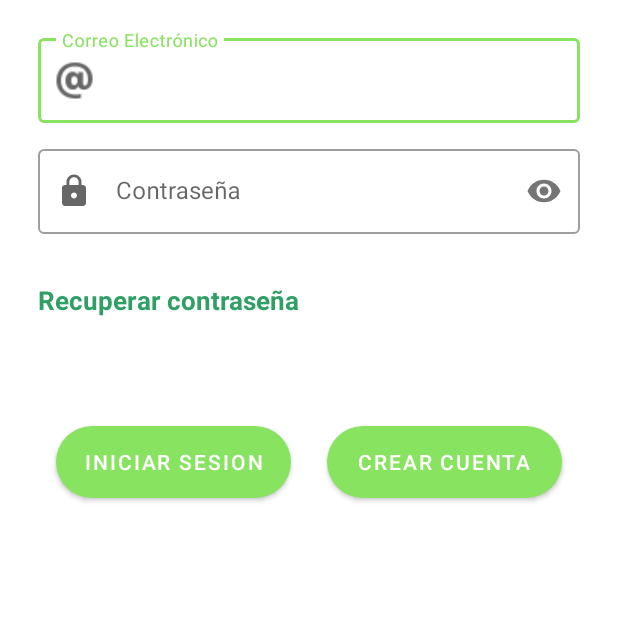
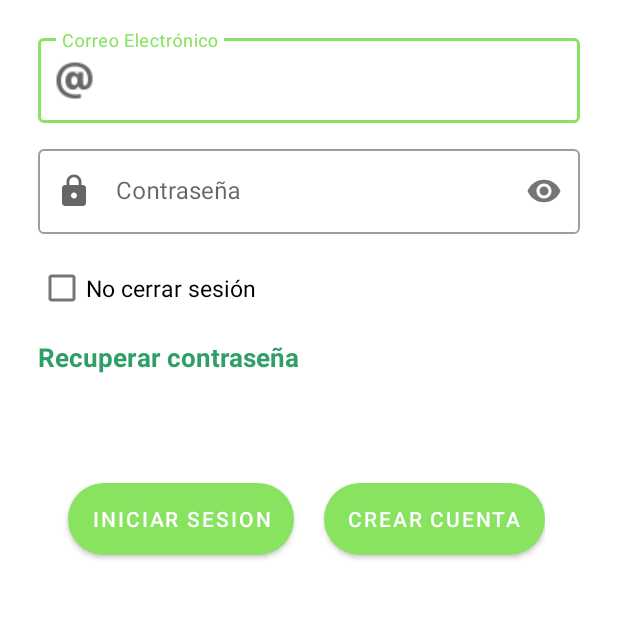
Before and after one commit to hunterlh4/CompraAgro_v2, an Android app: the screen it shows after launch (LoginActivity), on a phone screen of 412 x 824 dp, the part 341-960 px from its top. Run offline under Robolectric (Android 15) with nearby library versions, the phone set to English and light mode, and no system bars; our stand-ins replace Firebase (no records; nobody signed in at launch, a user with empty details on screens opened directly).

Commit message:
Login pasa datos

```diff
--- a/app/build.gradle
+++ b/app/build.gradle
@@ -45,6 +45,7 @@ dependencies {
     implementation 'com.google.firebase:firebase-database:19.6.0'
     implementation 'com.google.firebase:firebase-auth:20.0.4'
     implementation 'com.google.android.gms:play-services-maps:17.0.0'
+    implementation 'com.google.firebase:firebase-storage:19.2.2'
     testImplementation 'junit:junit:4.+'
     androidTestImplementation 'androidx.test.ext:junit:1.1.2'
     androidTestImplementation 'androidx.test.espresso:espresso-core:3.3.0'
--- a/app/src/main/java/com/example/compraagro/LoginActivity.java
+++ b/app/src/main/java/com/example/compraagro/LoginActivity.java
@@ -17,11 +17,13 @@ import com.google.android.gms.tasks.Task;
 import com.google.android.material.textfield.TextInputLayout;
 import com.google.firebase.auth.AuthResult;
 import com.google.firebase.auth.FirebaseAuth;
+import com.google.firebase.auth.FirebaseUser;
+import com.google.firebase.database.DatabaseReference;
 
 public class LoginActivity extends AppCompatActivity {
 
+    FirebaseAuth auth;
 
-    FirebaseAuth auth;
 
     @Override
     protected void onCreate(Bundle savedInstanceState) {
@@ -50,7 +52,6 @@ public class LoginActivity extends AppCompatActivity {
 
                 } else {
 
-
                     auth.signInWithEmailAndPassword(txt_email, txt_password)
                             .addOnCompleteListener(new OnCompleteListener<AuthResult>() {
                                 @Override
@@ -65,6 +66,7 @@ public class LoginActivity extends AppCompatActivity {
                                     }
                                 }
                             });
+
 
 
                 }
--- a/app/src/main/java/com/example/compraagro/MainActivity.java
+++ b/app/src/main/java/com/example/compraagro/MainActivity.java
@@ -51,7 +51,7 @@ public class MainActivity extends AppCompatActivity {
             @Override
             public void onClick(View v) {
                 FirebaseAuth.getInstance().signOut();
-                startActivity(new Intent(getApplicationContext() ,LoginActivity.class));
+                startActivity(new Intent(getApplicationContext() ,LoginActivity.class).setFlags(Intent.FLAG_ACTIVITY_CLEAR_TOP));
                 Toast.makeText(getApplicationContext(),"Sesion cerrada",Toast.LENGTH_LONG).show();
             }
         });
--- a/app/src/main/java/com/example/compraagro/RestorePasswordActivity.java
+++ b/app/src/main/java/com/example/compraagro/RestorePasswordActivity.java
@@ -55,5 +55,7 @@ public class RestorePasswordActivity extends AppCompatActivity {
             }
         });
 
+
+
     }
 }
--- a/app/src/main/java/com/example/compraagro/adapter/HistoryAdapter.java
+++ b/app/src/main/java/com/example/compraagro/adapter/HistoryAdapter.java
@@ -15,8 +15,6 @@ import com.example.compraagro.model.Product;
 import java.util.ArrayList;
 
 public class HistoryAdapter extends RecyclerView.Adapter<HistoryAdapter.ViewHolder> implements View.OnClickListener {
-
-
 
     private Context mContext;
     ArrayList<Product> mProduct;
--- a/app/src/main/java/com/example/compraagro/model/User.java
+++ b/app/src/main/java/com/example/compraagro/model/User.java
@@ -73,7 +73,9 @@ public class User {
     private String Email;
     private String Telefono;
     private String TipoUsuario;
+    public User() {
 
+    }
     public User(String nombres, String apellidos, String departamento, String dni, String email, String telefono, String tipoUsuario, String token) {
         Nombres = nombres;
         Apellidos = apellidos;
--- a/app/src/main/res/drawable/round_edges.xml
+++ b/app/src/main/res/drawable/round_edges.xml
@@ -1,11 +1,11 @@
 <?xml version="1.0" encoding="utf-8"?>
 <shape xmlns:android="http://schemas.android.com/apk/res/android" android:shape="rectangle">
-    <solid android:color="@color/colorPrimary"/>
+    <solid android:color="@color/color_launch"/>
     <corners android:radius="25dp"/>
     <gradient
         android:angle="0"
-        android:startColor="@color/colorPrimary"
-        android:endColor="@color/colorPrimary"/>
+        android:startColor="@color/teal_700"
+        android:endColor="@color/teal_200"/>
     <padding
         android:bottom="10dp"
         android:top="10dp"
--- a/app/src/main/res/layout/activity_login.xml
+++ b/app/src/main/res/layout/activity_login.xml
@@ -69,6 +69,16 @@
             </com.google.android.material.textfield.TextInputLayout>
 
 
+            <CheckBox
+                android:id="@+id/chkRememberPassword"
+                android:layout_width="wrap_content"
+                android:layout_height="wrap_content"
+                android:layout_gravity="start"
+                android:text="No cerrar sesión"
+                android:textColor="@android:color/black"
+                android:layout_marginBottom="10dp"
+                android:textSize="15sp" />
+
 
             <TextView
                 android:id="@+id/tvRestorePassword"
@@ -76,7 +86,6 @@
                 android:layout_height="wrap_content"
                 android:layout_weight="0.6"
                 android:textSize="17sp"
-                android:layout_marginTop="20dp"
                 android:textColor="#2F9F65"
                 android:layout_gravity="center"
                 android:clickable="true"
@@ -87,30 +96,28 @@
 
             <LinearLayout
                 android:layout_marginTop="60dp"
-                android:layout_width="match_parent"
+                android:layout_width="wrap_content"
                 android:layout_height="wrap_content"
                 android:orientation="horizontal">
 
 
                 <Button
                     android:id="@+id/btnLogIn"
-                    android:layout_weight="1"
-                    android:layout_width="fill_parent"
-                    android:layout_height="fill_parent"
+                    android:layout_width="wrap_content"
+                    android:layout_height="wrap_content"
                     android:layout_marginTop="12dp"
                     android:layout_marginBottom="10dp"
-                    android:layout_margin="12dp"
-                    android:gravity="center"
+                    android:layout_marginLeft="20dp"
                     android:background="@drawable/round_edges"
                     android:text="Iniciar Sesion" />
 
                 <Button
                     android:id="@+id/btnSignUp"
-                    android:layout_weight="1"
-                    android:layout_width="fill_parent"
-                    android:layout_height="fill_parent"
-                    android:layout_margin="12dp"
-                    android:gravity="center"
+                    android:layout_width="wrap_content"
+                    android:layout_height="wrap_content"
+                    android:layout_marginTop="12dp"
+                    android:layout_marginBottom="10dp"
+                    android:layout_marginLeft="20dp"
                     android:background="@drawable/round_edges"
                     android:text="Crear cuenta" />
             </LinearLayout>
--- a/app/src/main/res/layout/activity_main.xml
+++ b/app/src/main/res/layout/activity_main.xml
@@ -46,6 +46,7 @@
         android:layout_marginEnd="0dp"
         android:background="?android:attr/windowBackground"
         app:layout_constraintBottom_toBottomOf="parent"
+        app:layout_constraintLeft_toLeftOf="parent"
         app:layout_constraintRight_toRightOf="parent"
         app:menu="@menu/menu" />
 
--- a/app/src/main/res/values/dimens.xml
+++ b/app/src/main/res/values/dimens.xml
@@ -5,8 +5,4 @@
     <dimen name="nav_header_vertical_spacing">8dp</dimen>
     <dimen name="nav_header_height">176dp</dimen>
     <dimen name="fab_margin">16dp</dimen>
-    <dimen name="titulo">30dp</dimen>
-    <dimen name="subtitulo">22dp</dimen>
-    <dimen name="descripcion_subtitulo">18dp</dimen>
-
 </resources>
--- a/gradle.properties
+++ b/gradle.properties
@@ -17,4 +17,3 @@ org.gradle.jvmargs=-Xmx2048m -Dfile.encoding=UTF-8
 android.useAndroidX=true
 # Automatically convert third-party libraries to use AndroidX
 android.enableJetifier=true
-android.overridePathCheck=true
```
Also changed, not shown: app/src/main/java/com/example/compraagro/ProfileActivity.java (+18 -0 lines), app/src/main/java/com/example/compraagro/RegisterActivity.java (+29 -9 lines), app/src/main/java/com/example/compraagro/fragments/ProfileFragment.java (+48 -46 lines), app/src/main/res/layout/activity_detail.xml (+23 -16 lines), app/src/main/res/layout/fragment_market.xml (+5 -33 lines), app/src/main/res/layout/fragment_profile.xml (+12 -18 lines), app/src/main/res/layout/item_history.xml (+10 -13 lines), app/src/main/res/layout/item_market.xml (+12 -15 lines).
